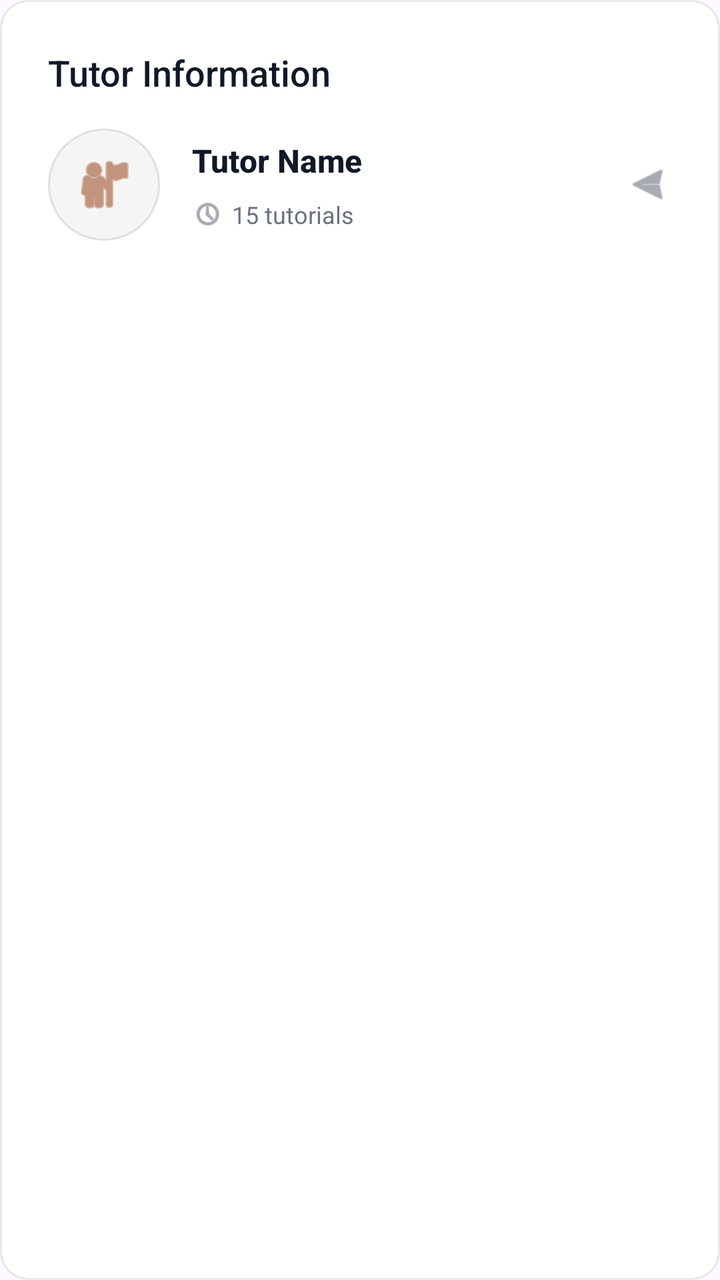
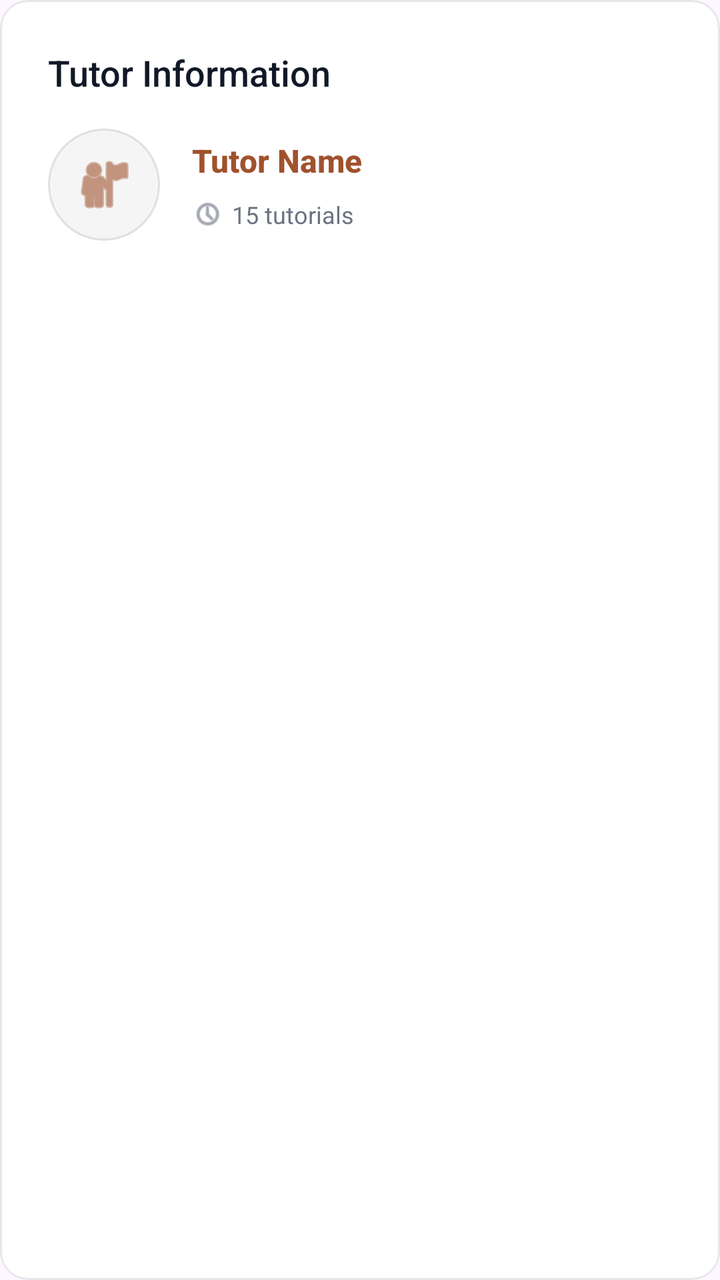

Two renders of the same Android screen: before a commit and after it. Below are the layout's source before the change and the commit's diff.
<!-- AndroidManifest.xml: application theme Theme.Csci3130Group1 -->
<!-- res/layout/tutor_info_card.xml -->
<?xml version="1.0" encoding="utf-8"?>
<com.google.android.material.card.MaterialCardView xmlns:android="http://schemas.android.com/apk/res/android"
    xmlns:app="http://schemas.android.com/apk/res-auto"
    android:id="@+id/tutorInfoCard"
    android:layout_width="match_parent"
    android:layout_height="wrap_content"
    android:layout_marginBottom="24dp"
    app:cardCornerRadius="14dp"
    app:cardElevation="0dp"
    app:cardBackgroundColor="#FFFFFF"
    app:strokeColor="#E5E7EB"
    app:strokeWidth="1dp"
    android:clickable="true"
    android:focusable="true"
    android:foreground="?android:attr/selectableItemBackground">

    <LinearLayout
        android:layout_width="match_parent"
        android:layout_height="wrap_content"
        android:orientation="vertical"
        android:padding="24dp">

        
        <TextView
            android:layout_width="wrap_content"
            android:layout_height="wrap_content"
            android:text="Tutor Information"
            android:textSize="18sp"
            android:fontFamily="sans-serif-medium"
            android:textColor="#111827"
            android:layout_marginBottom="16dp"/>

        
        <LinearLayout
            android:layout_width="match_parent"
            android:layout_height="wrap_content"
            android:orientation="horizontal"
            android:gravity="center_vertical">

            
            <ImageView
                android:id="@+id/tutorAvatar"
                android:layout_width="56dp"
                android:layout_height="56dp"
                android:src="@android:drawable/ic_menu_myplaces"
                app:tint="#A0522D"
                android:background="@drawable/circle_background"
                android:padding="12dp"
                android:contentDescription="Tutor Avatar" />

            
            <LinearLayout
                android:layout_width="0dp"
                android:layout_height="wrap_content"
                android:layout_weight="1"
                android:orientation="vertical"
                android:layout_marginStart="16dp">

                
                <TextView
                    android:id="@+id/tutorName"
                    android:layout_width="wrap_content"
                    android:layout_height="wrap_content"
                    android:text="Tutor Name"
                    android:textSize="16sp"
                    android:textStyle="bold"
                    android:textColor="#111827"
                    android:fontFamily="sans-serif-medium" />

                
                <TextView
                    android:id="@+id/tutorDegree"
                    android:layout_width="wrap_content"
                    android:layout_height="wrap_content"
                    android:text="Computer Science, B.Sc."
                    android:textSize="14sp"
                    android:textColor="#6B7280"
                    android:fontFamily="sans-serif-medium"
                    android:layout_marginTop="2dp"
                    android:visibility="gone" />

                
                <LinearLayout
                    android:layout_width="wrap_content"
                    android:layout_height="wrap_content"
                    android:orientation="horizontal"
                    android:layout_marginTop="8dp">

                    
                    <LinearLayout
                        android:layout_width="wrap_content"
                        android:layout_height="wrap_content"
                        android:orientation="horizontal"
                        android:gravity="center_vertical"
                        android:layout_marginEnd="16dp">

                        <ImageView
                            android:layout_width="16dp"
                            android:layout_height="16dp"
                            android:src="@android:drawable/ic_menu_recent_history"
                            app:tint="#6B7280"
                            android:contentDescription="Tutorial Count Icon" />

                        <TextView
                            android:id="@+id/tutorialCount"
                            android:layout_width="wrap_content"
                            android:layout_height="wrap_content"
                            android:text="15 tutorials"
                            android:textSize="12sp"
                            android:textColor="#6B7280"
                            android:layout_marginStart="4dp" />
                    </LinearLayout>

                    
                    <LinearLayout
                        android:id="@+id/ratingContainer"
                        android:layout_width="wrap_content"
                        android:layout_height="wrap_content"
                        android:orientation="horizontal"
                        android:gravity="center_vertical"
                        android:visibility="gone">

                        <ImageView
                            android:layout_width="16dp"
                            android:layout_height="16dp"
                            android:src="@android:drawable/btn_star_big_on"
                            app:tint="#FFD700"
                            android:contentDescription="Rating Star" />

                        <TextView
                            android:id="@+id/tutorRating"
                            android:layout_width="wrap_content"
                            android:layout_height="wrap_content"
                            android:text="4.8 (24)"
                            android:textSize="12sp"
                            android:textColor="#6B7280"
                            android:layout_marginStart="4dp" />
                    </LinearLayout>
                </LinearLayout>
            </LinearLayout>

            
            <ImageView
                android:layout_width="24dp"
                android:layout_height="24dp"
                android:src="@android:drawable/ic_menu_send"
                app:tint="#6B7280"
                android:rotation="180"
                android:contentDescription="View Tutor Profile" />
        </LinearLayout>
    </LinearLayout>
</com.google.android.material.card.MaterialCardView>
<!-- resources referenced by this layout -->
<resources>
  <!-- drawable circle_background (drawable) -->
  <?xml version="1.0" encoding="utf-8"?>
  <shape xmlns:android="http://schemas.android.com/apk/res/android"
      android:shape="oval">
      <solid android:color="#F5F5F5" />
      <stroke
          android:width="1dp"
          android:color="#E0E0E0" />
  </shape>
  <style name="Theme.Csci3130Group1" parent="Base.Theme.Csci3130Group1" />
  <style name="Base.Theme.Csci3130Group1" parent="Theme.Material3.DayNight.NoActionBar">
          
          <item name="colorPrimary">#111827</item>
          <item name="colorOnPrimary">#FFFFFF</item>
          <item name="colorSecondary">#6B7280</item>
          <item name="colorOnSecondary">#FFFFFF</item>
          
          <item name="colorPrimaryContainer">#F3F4F6</item>
          <item name="colorOnPrimaryContainer">#111827</item>
          <item name="colorSecondaryContainer">#F3F4F6</item>
          <item name="colorOnSecondaryContainer">#111827</item>
          <item name="colorTertiary">#9CA3AF</item>
          <item name="colorSurface">#FFFFFF</item>
          <item name="colorOnSurface">#111827</item>
          <item name="colorOutline">#E5E7EB</item>
          <item name="android:navigationBarColor">#FFFFFF</item>
          <item name="android:statusBarColor">#FFFFFF</item>
      </style>
</resources>

<!-- the commit's change to res/layout/tutor_info_card.xml (unified diff, before → after) -->
@@ -64,7 +64,7 @@
                     android:text="Tutor Name"
                     android:textSize="16sp"
                     android:textStyle="bold"
-                    android:textColor="#111827"
+                    android:textColor="@color/brown_primary"
                     android:fontFamily="sans-serif-medium" />
 
                 
@@ -140,13 +140,6 @@
             </LinearLayout>
 
             
-            <ImageView
-                android:layout_width="24dp"
-                android:layout_height="24dp"
-                android:src="@android:drawable/ic_menu_send"
-                app:tint="#6B7280"
-                android:rotation="180"
-                android:contentDescription="View Tutor Profile" />
         </LinearLayout>
     </LinearLayout>
 </com.google.android.material.card.MaterialCardView>
<!-- resource entries referenced after the edit -->
@@ -1,5 +1,6 @@
 <!-- resources referenced by this layout -->
 <resources>
+  <color name="brown_primary">#A0522D</color>
   <!-- drawable circle_background (drawable) -->
   <?xml version="1.0" encoding="utf-8"?>
   <shape xmlns:android="http://schemas.android.com/apk/res/android"
